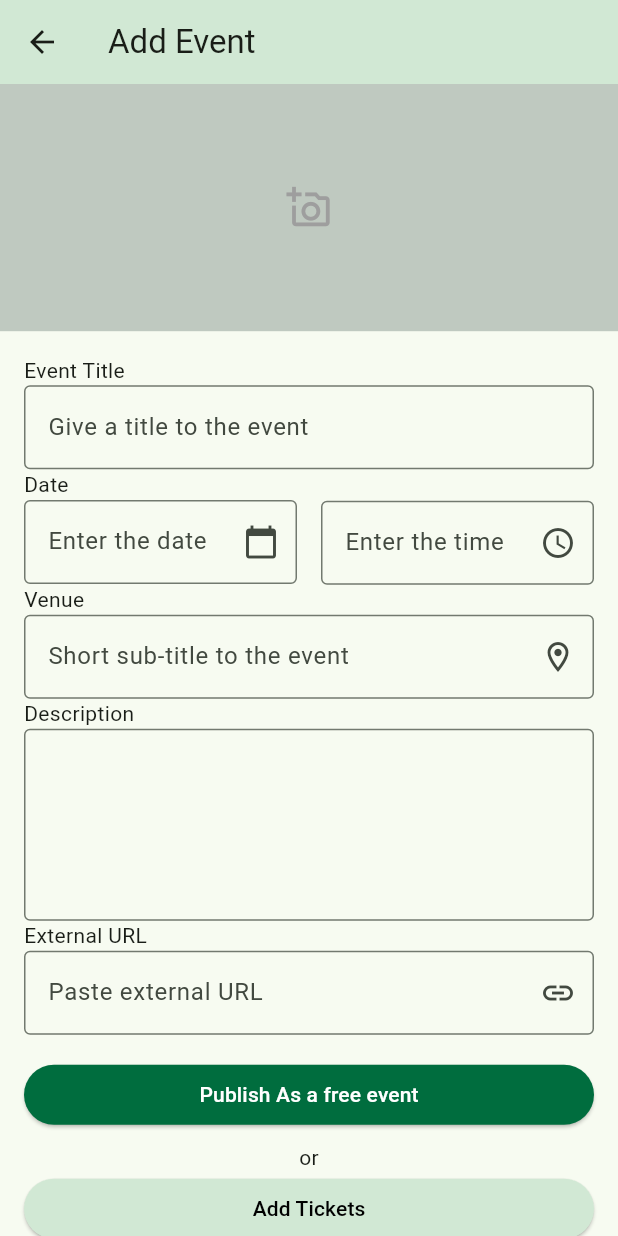
After one commit to AshenPrabath/Green_Events-Flutter, a Flutter app: the Addevent_ticketPage screen opened directly, on a phone screen of 412 x 824 dp. The commit adds this screen. Run offline on Flutter 3.47's test engine with Material 2 defaults, Android fonts, the phone set to English and light mode, and no system bars.

Commit message:
Add event and tickets page

```diff
--- /dev/null
+++ b/lib/view/addevent_tickets.dart
@@ -0,0 +1,230 @@
+import 'package:flutter/material.dart';
+
+import 'dart:io';
+
+class TimeLine extends StatelessWidget {
+  const TimeLine({Key? key}) : super(key: key);
+
+  @override
+  Widget build(BuildContext context) {
+
+    return const Center(
+      child: Text(''),
+    );
+  }
+}
+
+// ignore: camel_case_types
+class Addevent_ticketPage  extends StatefulWidget {
+  const Addevent_ticketPage ({Key? key}) : super(key: key);
+
+
+  @override
+  State<Addevent_ticketPage > createState() => _Addevent_ticketPageState();
+}
+
+
+// ignore: camel_case_types
+class _Addevent_ticketPageState extends State<Addevent_ticketPage > {
+  int currentTab = 0;
+  final List<Widget> screens = [
+    const Addevent_ticketPage(),
+
+  ];
+  final PageStorageBucket bucket = PageStorageBucket();
+  Widget currentScreen = const Addevent_ticketPage();
+
+  File? _selectedImage;
+
+  TextEditingController eventController = TextEditingController();
+  TextEditingController dateController = TextEditingController();
+  TextEditingController timeController = TextEditingController();
+  TextEditingController venueController = TextEditingController();
+  TextEditingController descriptionController = TextEditingController();
+  TextEditingController urlController = TextEditingController();
+
+  Future<void> _pickImage() async {
+
+  }
+
+  @override
+  void dispose() {
+    eventController.dispose();
+    dateController.dispose();
+    timeController.dispose();
+    venueController.dispose();
+    descriptionController.dispose();
+    urlController.dispose();
+    super.dispose();
+  }
+
+  @override
+  Widget build(BuildContext context) {
+    return Scaffold(
+      appBar: PreferredSize(
+        preferredSize: const Size.fromHeight(kToolbarHeight),
+        child: Container(
+          color: const Color(0xFFD1E8D4),
+          child: AppBar(
+            backgroundColor: const Color(0xFFD1E8D4),
+            title: const Text('Add Event'),
+          ),
+        ),
+      ),
+      body: SingleChildScrollView(
+        child: Column(
+          children: [
+            Container(
+              color: const Color(0xFFBFC9C0),
+              child: SizedBox(
+                height: MediaQuery.of(context).size.height / 5,
+                child: InkWell(
+                  onTap: () {
+                    _pickImage();
+                  },
+                  child: Center(
+                    child: _selectedImage != null
+                        ? Image.file(_selectedImage!)
+                        : const Icon(
+                            Icons.add_a_photo_outlined,
+                            size: 30.0,
+                            color: Colors.grey,
+                          ),
+                  ),
+                ),
+              ),
+            ),
+            Padding(
+              padding: const EdgeInsets.all(16.0),
+              child: Column(
+                crossAxisAlignment: CrossAxisAlignment.start,
+                children: [
+                  const Text('Event Title'),
+                  TextField(
+                    controller: eventController,
+                    keyboardType: TextInputType.emailAddress,
+                    decoration: const InputDecoration(
+                      border: OutlineInputBorder(),
+                      hintText: 'Give a title to the event',
+                    ),
+                  ),
+                  Row(
+                    children: [
+                      Expanded(
+                        child: Column(
+                          crossAxisAlignment: CrossAxisAlignment.start,
+                          children: [
+                            const Text('Date'),
+                            TextField(
+                              controller: dateController,
+                              keyboardType: TextInputType.datetime,
+                              decoration: const InputDecoration(
+                                border: OutlineInputBorder(),
+                                hintText: 'Enter the date',
+                                suffixIcon: Icon(Icons.calendar_today),
+                              ),
+                            ),
+                          ],
+                        ),
+                      ),
+                      const SizedBox(
+                        width: 16,
+                      ),
+                      Expanded(
+                        child: Column(
+                          crossAxisAlignment: CrossAxisAlignment.start,
+                          children: [
+                            const Text(''),
+                            TextField(
+                              controller: timeController,
+                              keyboardType: TextInputType.datetime,
+                              decoration: const InputDecoration(
+                                border: OutlineInputBorder(),
+                                hintText: 'Enter the time',
+                                suffixIcon: Icon(Icons.access_time),
+                              ),
+                            ),
+                          ],
+                        ),
+                      ),
+                    ],
+                  ),
+                  const Text('Venue'),
+                  TextField(
+                    controller: venueController,
+                    decoration: const InputDecoration(
+                      border: OutlineInputBorder(),
+                      hintText: 'Short sub-title to the event',
+                      suffixIcon: Icon(Icons.location_on_outlined),
+                    ),
+                  ),
+                  const Text('Description'),
+                  SizedBox(
+                    width: double.infinity,
+                    child: TextField(
+                      controller: descriptionController,
+                      maxLines: 4,
+                      decoration: const InputDecoration(
+                        border: OutlineInputBorder(),
+                        hintText: '',
+                      ),
+                    ),
+                  ),
+                  const Text('External URL'),
+                  TextField(
+                    controller: urlController,
+                    keyboardType: TextInputType.url,
+                    decoration: const InputDecoration(
+                      border: OutlineInputBorder(),
+                      hintText: 'Paste external URL',
+                      suffixIcon: Icon(Icons.link),
+                    ),
+                  ),
+                  const SizedBox(height: 16),
+                  SizedBox(
+                    width: double.infinity,
+                    child: ElevatedButton(
+                      onPressed: () {
+
+                      },
+                      style: ElevatedButton.styleFrom(
+                        backgroundColor: const Color(0xFF006D3E),
+                      ),
+                      child: const Text(
+                        'Publish As a free event',
+                        style: TextStyle(
+                          color: Colors.white,
+                        ),
+                      ),
+                    ),
+                  ),
+                  const SizedBox(height: 8),
+                  const Center(
+                    child: Text('or'),
+                  ),
+                  SizedBox(
+                    width: double.infinity,
+                    child: ElevatedButton(
+                      onPressed: () {
+
+                      },
+                      style: ElevatedButton.styleFrom(
+                        backgroundColor: const Color(0xFFD1E8D4),
+                      ),
+                      child: const Text(
+                        'Add Tickets',
+                        style: TextStyle(
+                          color: Colors.black,
+                        ),
+                      ),
+                    ),
+                  ),
+                ],
+              ),
+            ),
+          ],
+        ),
+      ),
+    );
+  }
+}
--- a/lib/view/addeventororganization.dart
+++ b/lib/view/addeventororganization.dart
@@ -1,12 +1,14 @@
 import 'package:flutter/material.dart';
+import 'package:nsbm_eventmanagentapplication/view/addevent_tickets.dart';
 // ignore: unused_import
-import 'package:nsbm_eventmanagentapplication/home.dart';
-import 'package:nsbm_eventmanagentapplication/view/timeline.dart';
+import 'package:nsbm_eventmanagentapplication/view/timeline.dart' hide TimeLine;
+
 class AddEventOrOrganizationPage extends StatefulWidget {
   @override
   _AddEventOrOrganizationPageState createState() =>
       _AddEventOrOrganizationPageState();
 }
+
 class _AddEventOrOrganizationPageState
     extends State<AddEventOrOrganizationPage> {
   @override
@@ -18,7 +20,7 @@ class _AddEventOrOrganizationPageState
   @override
   Widget build(BuildContext context) {
     return Scaffold(
-      body: TimeLine(),
+      body: TimeLine(), // This will use TimeLine from the view/timeline.dart file.
     );
   }
 
@@ -34,15 +36,20 @@ class _AddEventOrOrganizationPageState
               children: [
                 ElevatedButton(
                   onPressed: () {
-                    Navigator.pop(context);
+                    Navigator.pop(context); // Close the bottom sheet
                   },
                   child: Text('Add Organization'),
                 ),
                 SizedBox(height: 16.0),
                 ElevatedButton(
                   onPressed: () {
-                    // Code to handle adding new event
-                    Navigator.pop(context); // Close the bottom sheet
+                    // Navigate to the AddEventTicketPage when "Add New Event" is pressed
+                    Navigator.push(
+                      context,
+                      MaterialPageRoute(
+                        builder: (context) => Addevent_ticketPage(), // Replace AddEventTicketPage with the correct class name
+                      ),
+                    );
                   },
                   child: Text('Add New Event'),
                 ),
```
Also changed, not shown: pubspec.lock.
